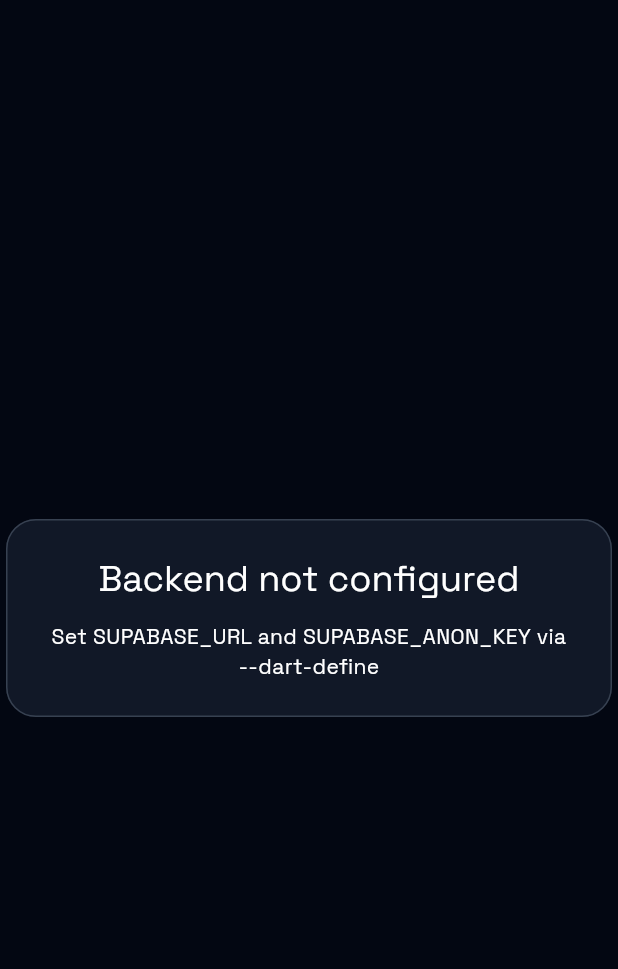
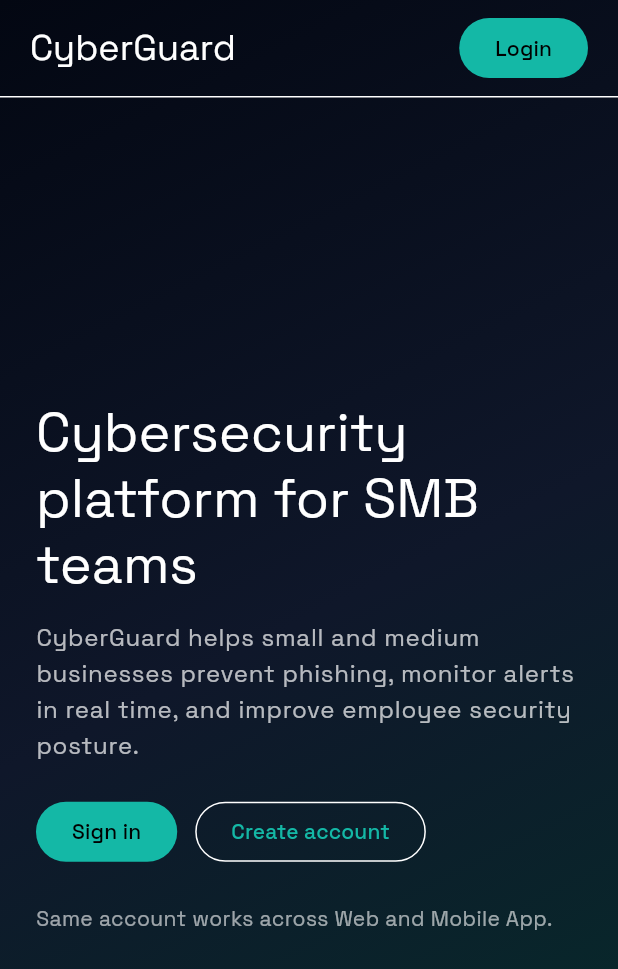
Before and after one commit to riccardopirani/sass-security, a Flutter app: the screen it shows after launch, on a phone screen of 412 x 824 dp. Shown: the top 969 px of the screen. Run offline on Flutter 3.47's test engine with Material 3 defaults, Android fonts, the phone set to English and light mode, and no system bars; our stand-ins replace flutter_animate, flutter_riverpod, go_router, google_fonts, shared_preferences, supabase_flutter; accounts and stored records are empty.

Commit message:
fix code

```diff
--- a/lib/app.dart
+++ b/lib/app.dart
@@ -5,6 +5,7 @@
 import 'core/localization/locale_controller.dart';
 import 'core/theme/app_theme.dart';
 import 'features/auth/presentation/auth_gate.dart';
+import 'features/marketing/presentation/marketing_landing_page.dart';
 
 class CyberGuardApp extends StatelessWidget {
   const CyberGuardApp({
@@ -36,10 +37,18 @@
           ],
           theme: AppTheme.darkTheme,
           themeMode: ThemeMode.dark,
-          home: AuthGate(
-            localeController: localeController,
-            backendReady: backendReady,
-            backendError: backendError,
+          home: MarketingLandingPage(
+            onLoginPressed: () {
+              Navigator.of(context).push(
+                MaterialPageRoute(
+                  builder: (_) => AuthGate(
+                    localeController: localeController,
+                    backendReady: backendReady,
+                    backendError: backendError,
+                  ),
+                ),
+              );
+            },
           ),
         );
       },
--- /dev/null
+++ b/lib/features/marketing/presentation/marketing_landing_page.dart
@@ -0,0 +1,104 @@
+import 'package:flutter/material.dart';
+import 'package:sass_security/l10n/app_localizations.dart';
+
+class MarketingLandingPage extends StatelessWidget {
+  const MarketingLandingPage({required this.onLoginPressed, super.key});
+
+  final VoidCallback onLoginPressed;
+
+  @override
+  Widget build(BuildContext context) {
+    final l10n = AppLocalizations.of(context);
+
+    return Scaffold(
+      body: Stack(
+        children: [
+          Container(
+            decoration: const BoxDecoration(
+              gradient: LinearGradient(
+                colors: [
+                  Color(0xFF030712),
+                  Color(0xFF0F172A),
+                  Color(0xFF052E2B),
+                ],
+                begin: Alignment.topLeft,
+                end: Alignment.bottomRight,
+              ),
+            ),
+          ),
+          SafeArea(
+            child: Column(
+              children: [
+                Padding(
+                  padding: const EdgeInsets.fromLTRB(20, 8, 20, 8),
+                  child: Row(
+                    children: [
+                      Text(
+                        l10n.app_title,
+                        style: Theme.of(context).textTheme.headlineSmall,
+                      ),
+                      const Spacer(),
+                      FilledButton(
+                        onPressed: onLoginPressed,
+                        child: Text(l10n.login),
+                      ),
+                    ],
+                  ),
+                ),
+                const Divider(height: 1),
+                Expanded(
+                  child: Center(
+                    child: SingleChildScrollView(
+                      padding: const EdgeInsets.all(24),
+                      child: ConstrainedBox(
+                        constraints: const BoxConstraints(maxWidth: 900),
+                        child: Column(
+                          crossAxisAlignment: CrossAxisAlignment.start,
+                          children: [
+                            Text(
+                              'Cybersecurity platform for SMB teams',
+                              style: Theme.of(context).textTheme.displaySmall,
+                            ),
+                            const SizedBox(height: 14),
+                            Text(
+                              'CyberGuard helps small and medium businesses prevent phishing, monitor alerts in real time, and improve employee security posture.',
+                              style: Theme.of(
+                                context,
+                              ).textTheme.bodyLarge?.copyWith(color: Colors.white70),
+                            ),
+                            const SizedBox(height: 22),
+                            Wrap(
+                              spacing: 12,
+                              runSpacing: 12,
+                              children: [
+                                FilledButton(
+                                  onPressed: onLoginPressed,
+                                  child: Text(l10n.sign_in),
+                                ),
+                                OutlinedButton(
+                                  onPressed: onLoginPressed,
+                                  child: Text(l10n.create_account),
+                                ),
+                              ],
+                            ),
+                            const SizedBox(height: 24),
+                            Text(
+                              'Same account works across Web and Mobile App.',
+                              style: Theme.of(
+                                context,
+                              ).textTheme.bodyMedium?.copyWith(color: Colors.white60),
+                            ),
+                          ],
+                        ),
+                      ),
+                    ),
+                  ),
+                ),
+              ],
+            ),
+          ),
+        ],
+      ),
+    );
+  }
+}
```
